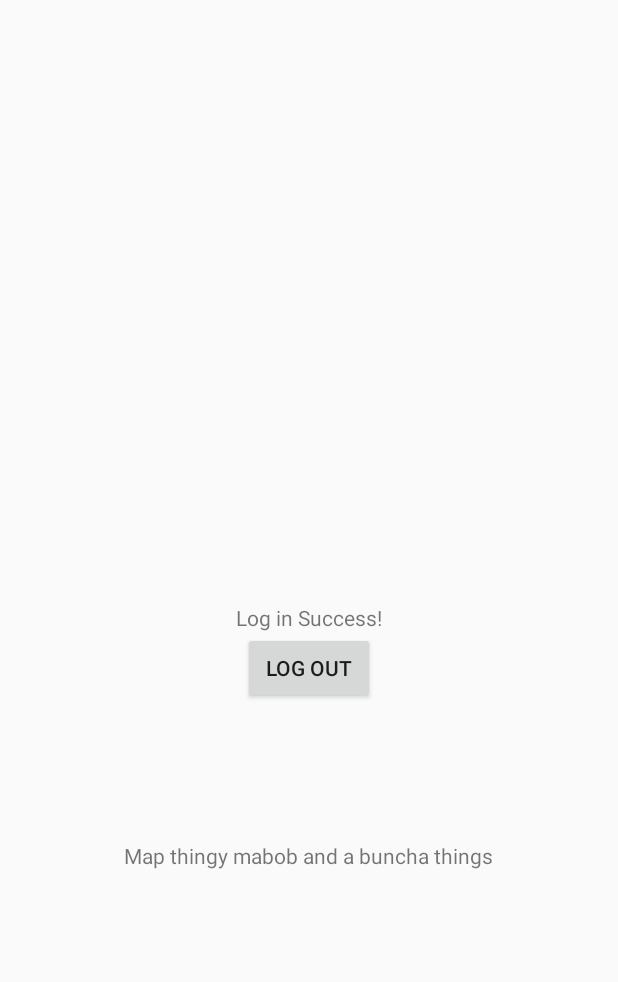
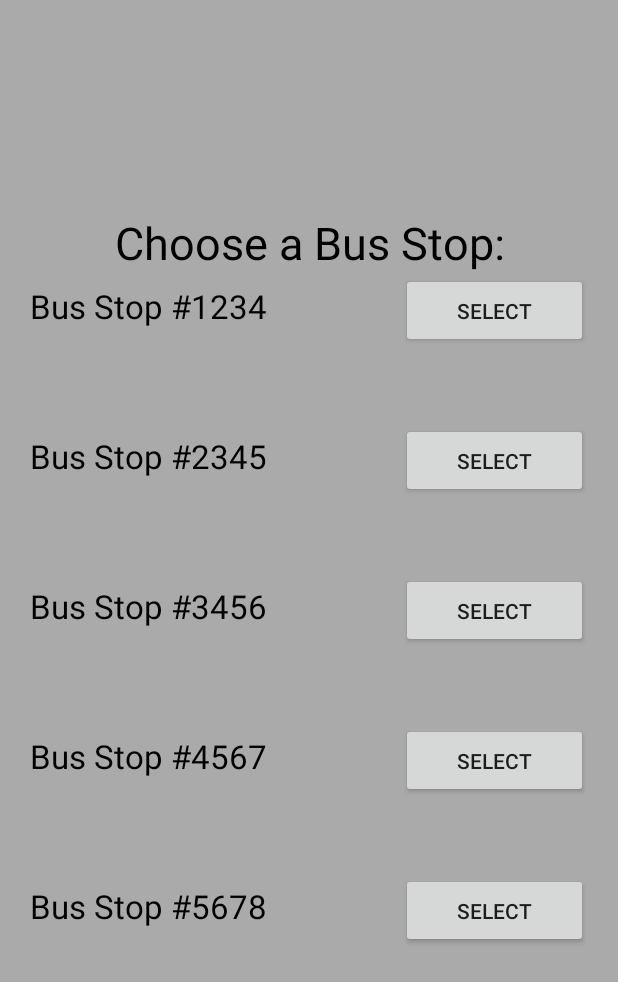
Before and after one commit to collinspeight/BusTracker, an Android app: the MainActivity screen opened directly, with no data from a screen before it, on a phone screen of 412 x 824 dp. Shown: the top 982 px of the screen. Run offline under Robolectric (Android 15) with nearby library versions, the phone set to English and light mode, and no system bars; our stand-ins replace Firebase (no records; nobody signed in at launch, a user with empty details on screens opened directly).

Commit message:
List view for user / updating multiple buses for admin / fixed service

```diff
--- a/app/src/main/java/com/example/harold/bustracker/AccountActivity/LoginActivity.java
+++ b/app/src/main/java/com/example/harold/bustracker/AccountActivity/LoginActivity.java
@@ -198,11 +198,13 @@ public class LoginActivity extends AppCompatActivity {
                             Toast.LENGTH_LONG).show();
                     // Change the class for Admin view
                     startActivity(new Intent(LoginActivity.this, Admin.class));
+                    finish();
                 } else { // Put user login actions here
                     Toast.makeText(LoginActivity.this, "Standard login successful!!",
                             Toast.LENGTH_LONG).show();
                     // Change the class for User view
-                    startActivity(new Intent(LoginActivity.this, User.class));
+                    startActivity(new Intent(LoginActivity.this, MainActivity.class));
+                    finish();
                 }
             }
 
--- a/app/src/main/java/com/example/harold/bustracker/MainActivity.java
+++ b/app/src/main/java/com/example/harold/bustracker/MainActivity.java
@@ -6,14 +6,12 @@ import android.os.Bundle;
 import android.view.View;
 import android.view.Window;
 import android.widget.Button;
+import android.widget.Toast;
 
 import com.example.harold.bustracker.AccountActivity.LoginActivity;
 import com.google.firebase.auth.FirebaseAuth;
 
 public class MainActivity extends AppCompatActivity {
-
-    private FirebaseAuth mAuth;
-    private Button signOut;
 
     @Override
     protected void onCreate(Bundle savedInstanceState) {
@@ -21,25 +19,55 @@ public class MainActivity extends AppCompatActivity {
         this.requestWindowFeature(Window.FEATURE_NO_TITLE);
         setContentView(R.layout.activity_main);
 
-        mAuth = FirebaseAuth.getInstance();
+        Button busStop1 = (Button) findViewById(R.id.button1);
+        Button busStop2 = (Button) findViewById(R.id.button2);
+        Button busStop3 = (Button) findViewById(R.id.button3);
+        Button busStop4 = (Button) findViewById(R.id.button4);
+        Button busStop5 = (Button) findViewById(R.id.button5);
 
-        signOut = (Button) findViewById(R.id.logOut);
-
-        signOut.setOnClickListener(new View.OnClickListener() {
+        busStop1.setOnClickListener(new View.OnClickListener() {
             @Override
             public void onClick(View v) {
-
-                mAuth.signOut();
-                startActivity(new Intent(MainActivity.this, LoginActivity.class));
-                finish();
+                Intent i = new Intent(MainActivity.this, User.class);
+                i.putExtra("BusStop", 0);
+                startActivity(i);
             }
         });
 
+        busStop2.setOnClickListener(new View.OnClickListener() {
+            @Override
+            public void onClick(View v) {
+                Intent i = new Intent(MainActivity.this, User.class);
+                i.putExtra("BusStop", 1);
+                startActivity(i);
+            }
+        });
 
+        busStop3.setOnClickListener(new View.OnClickListener() {
+            @Override
+            public void onClick(View v) {
+                Intent i = new Intent(MainActivity.this, User.class);
+                i.putExtra("BusStop", 2);
+                startActivity(i);
+            }
+        });
 
+        busStop4.setOnClickListener(new View.OnClickListener() {
+            @Override
+            public void onClick(View v) {
+                Intent i = new Intent(MainActivity.this, User.class);
+                i.putExtra("BusStop", 3);
+                startActivity(i);
+            }
+        });
 
-
+        busStop5.setOnClickListener(new View.OnClickListener() {
+            @Override
+            public void onClick(View v) {
+                Intent i = new Intent(MainActivity.this, User.class);
+                i.putExtra("BusStop", 4);
+                startActivity(i);
+            }
+        });
     }
-
-
 }
--- a/app/src/main/res/layout/activity_main.xml
+++ b/app/src/main/res/layout/activity_main.xml
@@ -1,31 +1,122 @@
-<?xml version="1.0" encoding="utf-8"?>
-<RelativeLayout xmlns:android="http://schemas.android.com/apk/res/android"
-    android:orientation="vertical" android:layout_width="match_parent"
-    android:layout_height="match_parent">
+<LinearLayout xmlns:android="http://schemas.android.com/apk/res/android"
+    xmlns:tools="http://schemas.android.com/tools"
+    android:layout_width="match_parent"
+    android:layout_height="match_parent"
+    android:orientation="vertical"
+    android:gravity="center_vertical"
+    android:paddingLeft="20dp"
+    android:paddingRight="20dp"
+    android:background="@android:color/darker_gray">
+    <TextView
+        android:layout_width="match_parent"
+        android:layout_height="wrap_content"
+        android:text="Choose a Bus Stop:"
+        android:gravity="center"
+        android:textSize="30sp"
+        android:textColor="@android:color/black" />
 
+    <LinearLayout
+        android:id="@+id/linearLayout1"
+        android:layout_width="match_parent"
+        android:layout_height="100dp"
+        android:paddingBottom="50dp">
         <TextView
-        android:id="@+id/textView"
-        android:layout_width="wrap_content"
+            android:layout_width="match_parent"
             android:layout_height="wrap_content"
-        android:layout_centerHorizontal="true"
-        android:layout_centerVertical="true"
-        android:text="Log in Success!" />
+            android:layout_weight="1"
+            android:text="Bus Stop #1234"
+            android:textSize="22sp"
+            android:textColor="@android:color/black" />
 
         <Button
-        android:layout_width="wrap_content"
+            android:id="@+id/button1"
+            android:layout_width="250dp"
+            android:layout_height="match_parent"
+            android:layout_weight="1"
+            android:text="Select" />
+    </LinearLayout>
+
+    <LinearLayout
+        android:id="@+id/linearLayout2"
+        android:layout_width="match_parent"
+        android:layout_height="100dp"
+        android:paddingBottom="50dp">
+        <TextView
+            android:layout_width="match_parent"
             android:layout_height="wrap_content"
-        android:layout_centerHorizontal="true"
-        android:text="Log Out"
-        android:id="@+id/logOut"
-        android:layout_below="@id/textView"/>
+            android:layout_weight="1"
+            android:text="Bus Stop #2345"
+            android:textSize="22sp"
+            android:textColor="@android:color/black" />
 
+        <Button
+            android:id="@+id/button2"
+            android:layout_width="250dp"
+            android:layout_height="match_parent"
+            android:layout_weight="1"
+            android:text="Select" />
+    </LinearLayout>
+
+    <LinearLayout
+        android:id="@+id/linearLayout3"
+        android:layout_width="match_parent"
+        android:layout_height="100dp"
+        android:paddingBottom="50dp">
         <TextView
-        android:id="@+id/textView3"
-        android:layout_width="wrap_content"
+            android:layout_width="match_parent"
             android:layout_height="wrap_content"
-        android:layout_below="@+id/logOut"
-        android:layout_centerHorizontal="true"
-        android:layout_marginTop="91dp"
-        android:text="Map thingy mabob and a buncha things" />
+            android:layout_weight="1"
+            android:text="Bus Stop #3456"
+            android:textSize="22sp"
+            android:textColor="@android:color/black" />
 
-</RelativeLayout>
+        <Button
+            android:id="@+id/button3"
+            android:layout_width="250dp"
+            android:layout_height="match_parent"
+            android:layout_weight="1"
+            android:text="Select" />
+    </LinearLayout>
+
+    <LinearLayout
+        android:id="@+id/linearLayout4"
+        android:layout_width="match_parent"
+        android:layout_height="100dp"
+        android:paddingBottom="50dp">
+        <TextView
+            android:layout_width="match_parent"
+            android:layout_height="wrap_content"
+            android:layout_weight="1"
+            android:text="Bus Stop #4567"
+            android:textSize="22sp"
+            android:textColor="@android:color/black" />
+
+        <Button
+            android:id="@+id/button4"
+            android:layout_width="250dp"
+            android:layout_height="match_parent"
+            android:layout_weight="1"
+            android:text="Select" />
+    </LinearLayout>
+
+    <LinearLayout
+        android:id="@+id/linearLayout5"
+        android:layout_width="match_parent"
+        android:layout_height="100dp"
+        android:paddingBottom="50dp">
+        <TextView
+            android:layout_width="match_parent"
+            android:layout_height="wrap_content"
+            android:layout_weight="1"
+            android:text="Bus Stop #5678"
+            android:textSize="22sp"
+            android:textColor="@android:color/black" />
+
+        <Button
+            android:id="@+id/button5"
+            android:layout_width="250dp"
+            android:layout_height="match_parent"
+            android:layout_weight="1"
+            android:text="Select" />
+    </LinearLayout>
+</LinearLayout>
```
Also changed, not shown: app/src/main/java/com/example/harold/bustracker/Admin.java (+37 -8 lines), app/src/main/java/com/example/harold/bustracker/BusInformationService.java (+22 -3 lines), app/src/main/java/com/example/harold/bustracker/User.java (+37 -14 lines), app/src/main/res/layout/admin.xml (+5 -2 lines), app/src/main/res/layout/user.xml (+6 -2 lines), app/src/main/ic_launcher-web.png (added), app/src/main/res/mipmap-hdpi/ic_launcher.png, app/src/main/res/mipmap-mdpi/ic_launcher.png, app/src/main/res/mipmap-xhdpi/ic_launcher.png, app/src/main/res/mipmap-xxhdpi/ic_launcher.png, app/src/main/res/mipmap-xxxhdpi/ic_launcher.png. Lines whose indentation alone changed are shown as unchanged.
